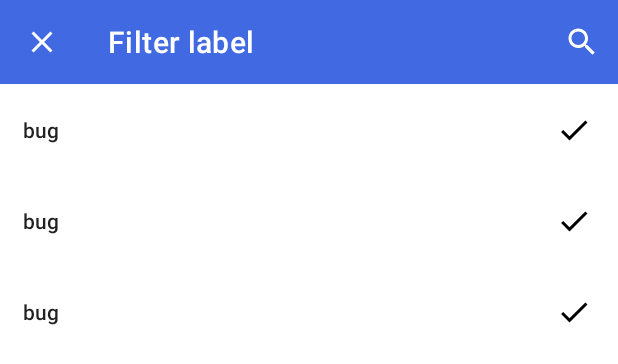
After one commit to stan-lily/AOS, an Android app: the layout fragment_label_filter_bottom_sheet.xml on its own in the app's theme, with its tools: preview values and no code run, on a phone screen of 412 x 824 dp. The commit adds this screen. Shown: the top 364 px of the screen. Run offline under Robolectric (Android 15) with nearby library versions, the phone set to English and light mode, and no system bars.

Commit message:
Feat : Label 필터 화면 구성, 조회 기능 및 선택 기능 구현
- BottomSheetDialogFragment 를 상속받아 Label 필터 화면 구성
- label 선택 시, 체크 표시 표시
- BottomSheet 가 dismiss 되면 선택된 label 을 바탕으로 필터 로직 설계
- 검색 버튼 누를 시, 검색 기능 활성화 및 검색을 바탕으로 필터링

```diff
--- a/app/src/main/java/com/example/assemble_day/common/Constants.kt
+++ b/app/src/main/java/com/example/assemble_day/common/Constants.kt
@@ -21,12 +21,14 @@ object Constants {
     const val RGB_BLUE = 2
 
     const val LABEL_FONT_COLOR_BLACK_HEX = "#000000"
-    const val LABEL_FONT_COLOR_BLACK_STRING = "Black"
+    const val LABEL_FONT_COLOR_BLACK_STRING = "DARK"
     const val LABEL_FONT_COLOR_WHITE_HEX = "#FFFFFF"
-    const val LABEL_FONT_COLOR_WHITE_STRING = "White"
+    const val LABEL_FONT_COLOR_WHITE_STRING = "BRIGHT"
 
     const val FIRST_ACTION = 0
     const val SECOND_ACTION = 1
 
     const val NULL_VALUE = "null"
+
+    const val BOTTOM_SHEET_HEIGHT_RATIO = 0.6
 }
--- a/app/src/main/java/com/example/assemble_day/domain/model/Label.kt
+++ b/app/src/main/java/com/example/assemble_day/domain/model/Label.kt
@@ -1,8 +1,10 @@
 package com.example.assemble_day.domain.model
 
 data class Label(
+    val id: Int = -1,
     val name: String,
     val description: String,
     val backgroundColor: String,
-    val fontColor: String
+    val fontColor: String,
+    val isSelected: Boolean = false
 )
--- a/app/src/main/java/com/example/assemble_day/ui/common/CustomToolbar.kt
+++ b/app/src/main/java/com/example/assemble_day/ui/common/CustomToolbar.kt
@@ -19,6 +19,7 @@ class CustomToolbar(context: Context, attrs: AttributeSet?) :
     private var toolbarNavigationIcon: Drawable? = null
     private var firstActionText: Int
     private var secondActionText: Int
+    private var firstActionIcon: Drawable? = null
 
     init {
         setMenu()
@@ -34,15 +35,26 @@ class CustomToolbar(context: Context, attrs: AttributeSet?) :
                 toolbarNavigationIcon = getDrawable(R.styleable.CustomToolbar_toolbarNavigationIcon)
                 firstActionText = getResourceId(R.styleable.CustomToolbar_firstActionText, 0)
                 secondActionText = getResourceId(R.styleable.CustomToolbar_secondActionText, 0)
+                firstActionIcon = getDrawable(R.styleable.CustomToolbar_firstActionIcon)
                 setToolbarTitle(toolbarTitle)
                 setToolbarNavIcon(toolbarNavigationIcon)
                 setFirstActionText(firstActionText)
                 setSecondActionText(secondActionText)
+                setFirstActionIcon(firstActionIcon)
             } finally {
                 recycle()
             }
         }
 
+    }
+
+    private fun setFirstActionIcon(firstActionIcon: Drawable?) {
+        if (firstActionIcon != null) {
+            firstActionItem.icon = firstActionIcon
+            firstActionIcon.setTint(ContextCompat.getColor(context, R.color.white))
+        }
+        firstActionItem.isVisible = firstActionIcon != null
+        firstActionItem.isEnabled = firstActionIcon != null
     }
 
     private fun setSecondActionText(secondActionText: Int) {
--- a/app/src/main/java/com/example/assemble_day/ui/partDay/PartDayAdapter.kt
+++ b/app/src/main/java/com/example/assemble_day/ui/partDay/PartDayAdapter.kt
@@ -36,7 +36,6 @@ class PartDayAdapter :
         fun bind(assembleDayUnit: PartDay) {
             val formatter = DateTimeFormatter.ofPattern("dd")
             binding.date = assembleDayUnit.date.format(formatter)
-            println("바인드됨")
         }
 
     }
--- a/app/src/main/java/com/example/assemble_day/ui/partDay/PartDayDetailAdapter.kt
+++ b/app/src/main/java/com/example/assemble_day/ui/partDay/PartDayDetailAdapter.kt
@@ -34,7 +34,6 @@ class PartDayDetailAdapter :
 
         fun bind(target: PartDayTarget) {
             binding.target = target
-            println("바인드됨")
         }
 
     }
--- /dev/null
+++ b/app/src/main/res/drawable/ic_check.xml
@@ -0,0 +1,9 @@
+<vector xmlns:android="http://schemas.android.com/apk/res/android"
+    android:width="24dp"
+    android:height="24dp"
+    android:viewportWidth="24"
+    android:viewportHeight="24">
+  <path
+      android:pathData="M9,16.2L4.8,12l-1.4,1.4L9,19 21,7l-1.4,-1.4L9,16.2z"
+      android:fillColor="#000000"/>
+</vector>
--- /dev/null
+++ b/app/src/main/res/drawable/ic_search.xml
@@ -0,0 +1,9 @@
+<vector xmlns:android="http://schemas.android.com/apk/res/android"
+    android:width="24dp"
+    android:height="24dp"
+    android:viewportWidth="24"
+    android:viewportHeight="24">
+  <path
+      android:pathData="M15.5,14h-0.79l-0.28,-0.27C15.41,12.59 16,11.11 16,9.5 16,5.91 13.09,3 9.5,3S3,5.91 3,9.5 5.91,16 9.5,16c1.61,0 3.09,-0.59 4.23,-1.57l0.27,0.28v0.79l5,4.99L20.49,19l-4.99,-5zM9.5,14C7.01,14 5,11.99 5,9.5S7.01,5 9.5,5 14,7.01 14,9.5 11.99,14 9.5,14z"
+      android:fillColor="#000000"/>
+</vector>
--- a/app/src/main/res/layout/activity_part_day.xml
+++ b/app/src/main/res/layout/activity_part_day.xml
@@ -73,16 +73,13 @@
 
             <com.google.android.material.chip.Chip
                 android:id="@+id/chip_part_day_label"
-                style="@style/Widget.MaterialComponents.Chip.Entry"
                 android:layout_width="wrap_content"
                 android:layout_height="wrap_content"
                 android:layout_marginStart="15dp"
-                android:text="label"
+                android:text="@string/label_filter_default"
                 android:textAppearance="@style/Subtitle2"
                 app:chipIcon="@drawable/ic_filter"
                 app:chipIconSize="20dp"
-                app:closeIcon="@drawable/ic_close"
-                app:closeIconSize="20dp"
                 app:layout_constraintBottom_toBottomOf="@id/tv_part_day_detail"
                 app:layout_constraintStart_toEndOf="@id/tv_part_day_detail"
                 app:layout_constraintTop_toTopOf="@id/tv_part_day_detail" />
--- /dev/null
+++ b/app/src/main/res/layout/fragment_label_filter_bottom_sheet.xml
@@ -0,0 +1,79 @@
+<?xml version="1.0" encoding="utf-8"?>
+<layout xmlns:android="http://schemas.android.com/apk/res/android"
+    xmlns:app="http://schemas.android.com/apk/res-auto"
+    xmlns:tools="http://schemas.android.com/tools">
+
+    <data>
+
+    </data>
+
+    <androidx.constraintlayout.widget.ConstraintLayout
+        android:id="@+id/cl_root_label_filter"
+        android:layout_width="match_parent"
+        android:layout_height="match_parent"
+        tools:context=".ui.labelFilter.LabelFilterBottomSheet">
+
+        <com.example.assemble_day.ui.common.CustomToolbar
+            android:id="@+id/tl_label_search"
+            android:layout_width="0dp"
+            android:layout_height="wrap_content"
+            android:foregroundTint="@color/white"
+            android:theme="@style/ToolbarTheme"
+            app:firstActionIcon="@drawable/ic_search"
+            app:layout_constraintEnd_toEndOf="parent"
+            app:layout_constraintStart_toStartOf="parent"
+            app:layout_constraintTop_toTopOf="parent"
+            app:toolbarNavigationIcon="@drawable/ic_close"
+            app:toolbarTitle="@string/label_filter" />
+
+        <androidx.constraintlayout.widget.ConstraintLayout
+            android:id="@+id/cl_label_filter_search"
+            android:layout_width="0dp"
+            android:layout_height="wrap_content"
+            android:background="@color/royal_blue"
+            android:padding="5dp"
+            android:visibility="invisible"
+            app:layout_constraintEnd_toEndOf="parent"
+            app:layout_constraintStart_toStartOf="parent"
+            app:layout_constraintTop_toTopOf="parent">
+
+            <androidx.appcompat.widget.AppCompatImageButton
+                android:id="@+id/btn_label_filter_search_back"
+                android:layout_width="wrap_content"
+                android:layout_height="wrap_content"
+                android:backgroundTint="@color/royal_blue"
+                android:tint="@color/white"
+                app:layout_constraintBottom_toBottomOf="@id/et_label_filter_search"
+                app:layout_constraintStart_toStartOf="parent"
+                app:layout_constraintTop_toTopOf="parent"
+                app:srcCompat="@drawable/ic_back" />
+
+            <com.google.android.material.textfield.TextInputEditText
+                android:id="@+id/et_label_filter_search"
+                style="@style/Headline6.White"
+                android:layout_width="0dp"
+                android:layout_height="wrap_content"
+                android:layout_marginStart="20dp"
+                android:backgroundTint="@color/white"
+                android:hint="@string/label_filter"
+                android:includeFontPadding="false"
+                android:maxLines="1"
+                android:textColorHint="@color/white_alpha_30"
+                app:layout_constraintEnd_toEndOf="parent"
+                app:layout_constraintStart_toEndOf="@id/btn_label_filter_search_back"
+                app:layout_constraintTop_toTopOf="parent" />
+
+        </androidx.constraintlayout.widget.ConstraintLayout>
+
+        <androidx.recyclerview.widget.RecyclerView
+            android:id="@+id/rv_label_filter"
+            android:layout_width="0dp"
+            android:layout_height="wrap_content"
+            app:layoutManager="androidx.recyclerview.widget.LinearLayoutManager"
+            app:layout_constraintEnd_toEndOf="parent"
+            app:layout_constraintStart_toStartOf="parent"
+            app:layout_constraintTop_toBottomOf="@id/tl_label_search"
+            tools:listitem="@layout/item_label" />
+
+    </androidx.constraintlayout.widget.ConstraintLayout>
+</layout>
--- /dev/null
+++ b/app/src/main/res/layout/item_label.xml
@@ -0,0 +1,49 @@
+<?xml version="1.0" encoding="utf-8"?>
+<layout xmlns:android="http://schemas.android.com/apk/res/android"
+    xmlns:app="http://schemas.android.com/apk/res-auto"
+    xmlns:tools="http://schemas.android.com/tools">
+
+    <data>
+
+        <import type="android.view.View" />
+
+        <variable
+            name="label"
+            type="com.example.assemble_day.domain.model.Label" />
+
+    </data>
+
+    <androidx.constraintlayout.widget.ConstraintLayout
+        android:id="@+id/cl_item_label"
+        android:layout_width="match_parent"
+        android:layout_height="wrap_content"
+        android:layout_marginVertical="5dp"
+        android:padding="5dp">
+
+        <androidx.appcompat.widget.AppCompatTextView
+            android:id="@+id/tv_item_label"
+            style="@style/Subtitle2"
+            labelBackgroundTint="@{label.backgroundColor}"
+            labelTextColor="@{label.fontColor}"
+            android:layout_width="wrap_content"
+            android:layout_height="wrap_content"
+            android:background="@drawable/background_r16"
+            android:padding="10dp"
+            android:text="@{label.name}"
+            app:layout_constraintStart_toStartOf="parent"
+            app:layout_constraintTop_toTopOf="parent"
+            tools:text="bug" />
+
+        <androidx.appcompat.widget.AppCompatImageButton
+            android:layout_width="wrap_content"
+            android:layout_height="0dp"
+            android:backgroundTint="@color/white"
+            android:visibility="@{label.isSelected ? View.VISIBLE : View.GONE}"
+            app:layout_constraintBottom_toBottomOf="@+id/tv_item_label"
+            app:layout_constraintEnd_toEndOf="parent"
+            app:layout_constraintTop_toTopOf="@id/tv_item_label"
+            app:srcCompat="@drawable/ic_check" />
+
+    </androidx.constraintlayout.widget.ConstraintLayout>
+
+</layout>
--- a/app/src/main/res/values/attrs.xml
+++ b/app/src/main/res/values/attrs.xml
@@ -1,11 +1,12 @@
 <?xml version="1.0" encoding="utf-8"?>
 <resources>
 
-    <declare-styleable name="CustomToolbar" >
+    <declare-styleable name="CustomToolbar">
         <attr name="toolbarTitle" format="string" />
         <attr name="toolbarNavigationIcon" format="reference" />
         <attr name="firstActionText" format="string" />
         <attr name="secondActionText" format="string" />
+        <attr name="firstActionIcon" format="reference" />
     </declare-styleable>
 
 </resources>
--- a/app/src/main/res/values/strings.xml
+++ b/app/src/main/res/values/strings.xml
@@ -12,6 +12,7 @@
     <string name="label_title">제목</string>
     <string name="label_description">설명</string>
     <string name="label_background">배경색</string>
+    <string name="label_filter_default">label</string>
     <string name="label_hint_description">선택 사항</string>
     <string name="label_hint_title">필수 입력</string>
     <string name="label_background_color_preview">label</string>
@@ -21,4 +22,7 @@
     <string name="assemble_day_period_end">&#160;&#160;-&#160;&#160;%s</string>
     <string name="snack_bar_unable_select">시작일 2일 이내에는 Assemble Day 를 설정할 수 없습니다</string>
     <string name="assemble_day">Assemble Day</string>
+    <!-- TODO: Remove or change this placeholder text -->
+    <string name="hello_blank_fragment">Hello blank fragment</string>
+    <string name="label_filter">Filter label</string>
 </resources>
--- a/app/src/main/res/values/styles.xml
+++ b/app/src/main/res/values/styles.xml
@@ -1,11 +1,15 @@
 <?xml version="1.0" encoding="utf-8"?>
-<resources>
+<resources xmlns:tools="http://schemas.android.com/tools">
 
     <style name="Headline4" parent="TextAppearance.MaterialComponents.Headline4" />
 
     <style name="Headline5" parent="TextAppearance.MaterialComponents.Headline5" />
 
     <style name="Headline6" parent="TextAppearance.MaterialComponents.Headline6" />
+
+    <style name="Headline6.White">
+        <item name="android:textColor">@color/white</item>
+    </style>
 
     <style name="Subtitle1" parent="TextAppearance.MaterialComponents.Subtitle1" />
 
@@ -58,7 +62,7 @@
 
     <style name="Overline" parent="TextAppearance.MaterialComponents.Overline" />
 
-    <style name="Overline.White" >
+    <style name="Overline.White">
         <item name="android:textColor">@color/white</item>
     </style>
 
```
Also changed, not shown: app/src/main/java/com/example/assemble_day/ui/common/TextBindingAdapter.kt (added, +27 -0 lines), app/src/main/java/com/example/assemble_day/ui/labelFilter/LabelFilterAdapter.kt (added, +48 -0 lines), app/src/main/java/com/example/assemble_day/ui/labelFilter/LabelFilterBottomSheet.kt (added, +104 -0 lines), app/src/main/java/com/example/assemble_day/ui/labelFilter/LabelFilterViewModel.kt (added, +91 -0 lines), app/src/main/java/com/example/assemble_day/ui/partDay/PartDayActivity.kt (+29 -3 lines), app/src/main/java/com/example/assemble_day/ui/partDay/PartDayViewModel.kt (+8 -1 lines).
